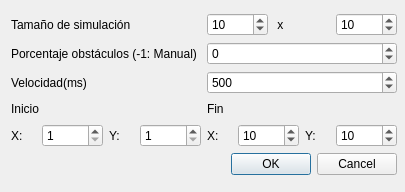
Before: the Qt Designer form opcioneswindow.ui in Faaa97/CocheAutonomo, drawn with Qt 5.
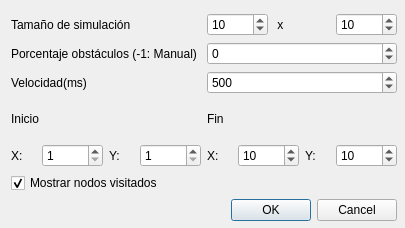
After: the same form once the commit is applied.

Commit message: Opción para cambiar si se muestran los visitados o no

What changed in the file:
```diff
--- a/opcioneswindow.ui
+++ b/opcioneswindow.ui
@@ -7,7 +7,7 @@
     <x>0</x>
     <y>0</y>
     <width>405</width>
-    <height>192</height>
+    <height>228</height>
    </rect>
   </property>
   <property name="windowTitle">
@@ -19,7 +19,7 @@
      <x>11</x>
      <y>13</y>
      <width>386</width>
-     <height>162</height>
+     <height>208</height>
     </rect>
    </property>
    <layout class="QVBoxLayout" name="verticalLayout_3">
@@ -221,6 +221,19 @@
       </item>
      </layout>
     </item>
+    <item>
+     <widget class="QCheckBox" name="checkBox">
+      <property name="text">
+       <string>Mostrar nodos visitados</string>
+      </property>
+      <property name="checked">
+       <bool>true</bool>
+      </property>
+      <property name="tristate">
+       <bool>false</bool>
+      </property>
+     </widget>
+    </item>
     <item>
      <widget class="QDialogButtonBox" name="buttonBox">
       <property name="orientation">
```
The commit also changes 4 other files.
